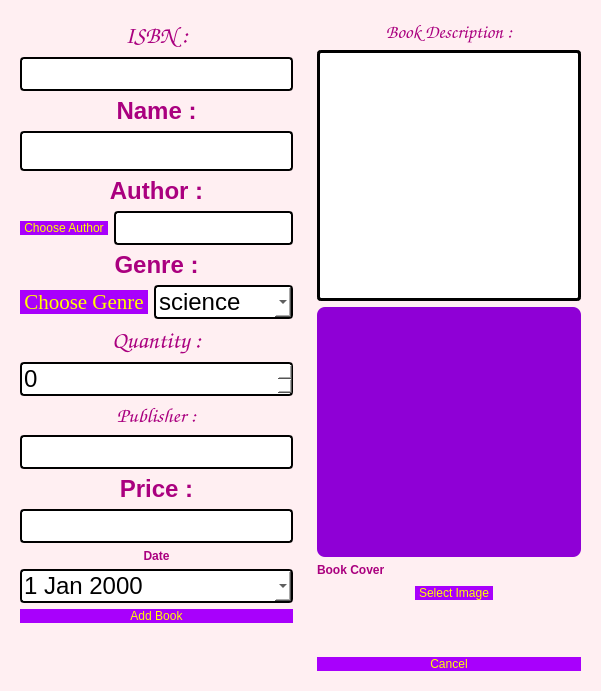
This is addBook.ui in salmajaghoua23/Library as Qt 5 draws it before an edit. The edited form follows.
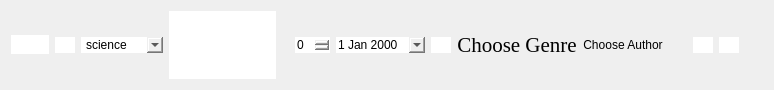
This is the edited form.

Commit message: i edit page of admin

The edit to the form file:
```diff
--- a/addBook.ui
+++ b/addBook.ui
@@ -6,77 +6,18 @@
    <rect>
     <x>0</x>
     <y>0</y>
-    <width>546</width>
-    <height>631</height>
+    <width>774</width>
+    <height>61</height>
    </rect>
   </property>
   <property name="windowTitle">
    <string>Dialog</string>
   </property>
   <property name="styleSheet">
-   <string notr="true">background-color:rgb(255, 239, 242);
-border-radius: 8px;
-</string>
+   <string notr="true">border:non;</string>
   </property>
   <layout class="QHBoxLayout" name="horizontalLayout_5">
    <item>
-    <widget class="QFrame" name="frame">
-     <property name="styleSheet">
-      <string notr="true">color:black;</string>
-     </property>
-     <property name="frameShape">
-      <enum>QFrame::Shape::StyledPanel</enum>
-     </property>
-     <property name="frameShadow">
-      <enum>QFrame::Shadow::Raised</enum>
-     </property>
-     <layout class="QVBoxLayout" name="verticalLayout_3">
-      <item>
-       <widget class="QLabel" name="label">
-        <property name="font">
-         <font>
-          <family>Comic Sans MS</family>
-          <pointsize>10</pointsize>
-          <italic>false</italic>
-          <bold>false</bold>
-         </font>
-        </property>
-        <property name="styleSheet">
-         <string notr="true">font: 10pt &quot;Comic Sans MS&quot;;
-color: rgb(0, 0, 0);</string>
-        </property>
-        <property name="text">
-         <string>&lt;html&gt;&lt;head/&gt;&lt;body&gt;&lt;p align=&quot;center&quot;&gt;&lt;span style=&quot; font-family:'georgia'; font-size:18pt; font-weight:700; color:#aa007f;&quot;&gt;ISBN :&lt;/span&gt;&lt;/p&gt;&lt;/body&gt;&lt;/html&gt;</string>
-        </property>
-       </widget>
-      </item>
-      <item>
-       <widget class="QLineEdit" name="ISBN">
-        <property name="styleSheet">
-         <string notr="true">QLineEdit{
-	background-color: rgb(255, 255, 255);
-	 border: 2px  solid;
-     border-radius: 4px;
-	font: 24px;color:black;
-}</string>
-        </property>
-        <property name="text">
-         <string/>
-        </property>
-       </widget>
-      </item>
-      <item>
-       <widget class="QLabel" name="label_2">
-        <property name="styleSheet">
-         <string notr="true">font: 10pt &quot;Comic Sans MS&quot;;
-color: rgb(0, 0, 0);</string>
-        </property>
-        <property name="text">
-         <string>&lt;html&gt;&lt;head/&gt;&lt;body&gt;&lt;p align=&quot;center&quot;&gt;&lt;span style=&quot; font-family:'georgia'; font-size:18pt; font-weight:700; color:#aa007f;&quot;&gt;Name :&lt;/span&gt;&lt;/p&gt;&lt;/body&gt;&lt;/html&gt;</string>
-        </property>
-       </widget>
-      </item>
-      <item>
        <widget class="QLineEdit" name="Name">
         <property name="enabled">
          <bool>true</bool>
@@ -84,121 +25,22 @@
         <property name="font">
          <font>
           <family>Georgina</family>
-          <pointsize>-1</pointsize>
           <italic>false</italic>
           <bold>false</bold>
          </font>
         </property>
         <property name="styleSheet">
-         <string notr="true">QLineEdit{
-	background-color: rgb(255, 255, 255);
-	 border: 2px  solid;
-     border-radius: 4px;
-	font: 24px;color:black;
-}</string>
+      <string notr="true"/>
         </property>
        </widget>
       </item>
       <item>
-       <widget class="QLabel" name="label_3">
+    <widget class="QLineEdit" name="ISBN">
         <property name="styleSheet">
-         <string notr="true">font: 10pt &quot;Comic Sans MS&quot;;
-color: rgb(0, 0, 0);</string>
+      <string notr="true"/>
         </property>
         <property name="text">
-         <string>&lt;html&gt;&lt;head/&gt;&lt;body&gt;&lt;p align=&quot;center&quot;&gt;&lt;span style=&quot; font-family:'georgia'; font-size:18pt; font-weight:700; color:#aa007f;&quot;&gt;Author :&lt;/span&gt;&lt;/p&gt;&lt;/body&gt;&lt;/html&gt;</string>
-        </property>
-       </widget>
-      </item>
-      <item>
-       <layout class="QHBoxLayout" name="horizontalLayout_3">
-        <item>
-         <widget class="QPushButton" name="chooseAuthBtn">
-          <property name="styleSheet">
-           <string notr="true">QPushButton
-{ 
-	border-radius:15px;
-	font: 16pt &quot;georgia&quot;;
-	background-color:rgb(168, 0, 252);
-	padding : 0 4px;
-	border-radius:20px;
-	color:rgb(255, 255, 0)
-}
-
-
-QPushButton:hover:!pressed
-
-{
-background:#52b788;
-}
-</string>
-          </property>
-          <property name="text">
-           <string>Choose Author</string>
-          </property>
-         </widget>
-        </item>
-        <item>
-         <widget class="QLineEdit" name="author">
-          <property name="enabled">
-           <bool>false</bool>
-          </property>
-          <property name="styleSheet">
-           <string notr="true">QLineEdit{
-	background-color: rgb(255, 255, 255);
-	 border: 2px  solid;
-     border-radius: 4px;
-	font: 24px;color:black;
-}</string>
-          </property>
-         </widget>
-        </item>
-       </layout>
-      </item>
-      <item>
-       <widget class="QLabel" name="label_4">
-        <property name="styleSheet">
-         <string notr="true">font: 10pt &quot;Comic Sans MS&quot;;
-color: rgb(0, 0, 0);</string>
-        </property>
-        <property name="text">
-         <string>&lt;html&gt;&lt;head/&gt;&lt;body&gt;&lt;p align=&quot;center&quot;&gt;&lt;span style=&quot; font-family:'georgia'; font-size:18pt; font-weight:700; color:#aa007f;&quot;&gt;Genre :&lt;/span&gt;&lt;/p&gt;&lt;/body&gt;&lt;/html&gt;</string>
-        </property>
-       </widget>
-      </item>
-      <item>
-       <layout class="QHBoxLayout" name="horizontalLayout_4">
-        <item>
-         <widget class="QPushButton" name="chooseGenreBtn">
-          <property name="font">
-           <font>
-            <family>georgia</family>
-            <pointsize>16</pointsize>
-            <italic>false</italic>
-            <bold>false</bold>
-           </font>
-          </property>
-          <property name="styleSheet">
-           <string notr="true">QPushButton
-{ 
-	border-radius:15px;
-	font: 16pt &quot;georgia&quot;;
-	background-color:rgb(168, 0, 252);
-	padding : 0 4px;
-	border-radius:20px;
-	color:rgb(255, 255, 0)
-}
-
-
-QPushButton:hover:!pressed
-
-{
-background:#52b788;
-}
-</string>
-          </property>
-          <property name="text">
-           <string>Choose Genre</string>
+      <string/>
           </property>
          </widget>
         </item>
@@ -208,12 +50,7 @@
            <bool>true</bool>
           </property>
           <property name="styleSheet">
-           <string notr="true">QComboBox{
-	background-color: rgb(255, 255, 255);
-	 border: 2px  solid;
-     border-radius: 4px;
-	font: 24px;color:black;
-}</string>
+      <string notr="true"/>
           </property>
           <item>
            <property name="text">
@@ -242,209 +79,10 @@
           </item>
          </widget>
         </item>
-       </layout>
-      </item>
-      <item>
-       <widget class="QLabel" name="label_5">
-        <property name="font">
-         <font>
-          <family>Comic Sans MS</family>
-          <pointsize>10</pointsize>
-          <italic>false</italic>
-          <bold>false</bold>
-         </font>
-        </property>
-        <property name="styleSheet">
-         <string notr="true">font: 10pt &quot;Comic Sans MS&quot;;
-color: rgb(0, 0, 0);</string>
-        </property>
-        <property name="text">
-         <string>&lt;html&gt;&lt;head/&gt;&lt;body&gt;&lt;p align=&quot;center&quot;&gt;&lt;span style=&quot; font-family:'georgia'; font-size:18pt; font-weight:700; color:#aa007f;&quot;&gt;Quantity :&lt;/span&gt;&lt;/p&gt;&lt;/body&gt;&lt;/html&gt;</string>
-        </property>
-       </widget>
-      </item>
-      <item>
-       <widget class="QSpinBox" name="quantity">
-        <property name="styleSheet">
-         <string notr="true">QSpinBox{
-	background-color: rgb(255, 255, 255);
-	 border: 2px  solid;
-     border-radius: 4px;
-	font: 24px;color:black;
-}</string>
-        </property>
-       </widget>
-      </item>
-      <item>
-       <widget class="QLabel" name="label_6">
-        <property name="font">
-         <font>
-          <family>Comic Sans MS</family>
-          <pointsize>10</pointsize>
-          <italic>false</italic>
-          <bold>false</bold>
-         </font>
-        </property>
-        <property name="styleSheet">
-         <string notr="true">font: 10pt &quot;Comic Sans MS&quot;;
-color: rgb(0, 0, 0);</string>
-        </property>
-        <property name="text">
-         <string>&lt;html&gt;&lt;head/&gt;&lt;body&gt;&lt;p align=&quot;center&quot;&gt;&lt;span style=&quot; font-family:'georgia'; font-size:16pt; font-weight:700; color:#aa007f;&quot;&gt;Publisher :&lt;/span&gt;&lt;/p&gt;&lt;/body&gt;&lt;/html&gt;</string>
-        </property>
-       </widget>
-      </item>
-      <item>
-       <widget class="QLineEdit" name="publisher">
-        <property name="styleSheet">
-         <string notr="true">QLineEdit{
-	background-color: rgb(255, 255, 255);
-	 border: 2px  solid;
-     border-radius: 4px;
-	font: 24px;color:black;
-}</string>
-        </property>
-       </widget>
-      </item>
-      <item>
-       <widget class="QLabel" name="label_7">
-        <property name="styleSheet">
-         <string notr="true">font: 10pt &quot;Comic Sans MS&quot;;
-color: rgb(0, 0, 0);</string>
-        </property>
-        <property name="text">
-         <string>&lt;html&gt;&lt;head/&gt;&lt;body&gt;&lt;p align=&quot;center&quot;&gt;&lt;span style=&quot; font-family:'georgia'; font-size:18pt; font-weight:700; color:#aa007f;&quot;&gt;Price :&lt;/span&gt;&lt;/p&gt;&lt;/body&gt;&lt;/html&gt;</string>
-        </property>
-       </widget>
-      </item>
-      <item>
-       <widget class="QLineEdit" name="price">
-        <property name="styleSheet">
-         <string notr="true">QLineEdit{
-	background-color: rgb(255, 255, 255);
-	 border: 2px  solid;
-     border-radius: 4px;
-	font: 24px;color:black;
-}</string>
-        </property>
-       </widget>
-      </item>
-      <item>
-       <widget class="QLabel" name="label_8">
-        <property name="styleSheet">
-         <string notr="true">font: 16pt &quot;georgia&quot;;
-color: #e0777d;</string>
-        </property>
-        <property name="text">
-         <string>&lt;html&gt;&lt;head/&gt;&lt;body&gt;&lt;p align=&quot;center&quot;&gt;&lt;span style=&quot; font-weight:700; color:#aa007f;&quot;&gt;Date&lt;/span&gt;&lt;/p&gt;&lt;/body&gt;&lt;/html&gt;</string>
-        </property>
-       </widget>
-      </item>
-      <item>
-       <widget class="QDateEdit" name="date">
-        <property name="styleSheet">
-         <string notr="true">QDateEdit{
-	background-color: rgb(255, 255, 255);
-	 border: 2px  solid;
-color:black;
-     border-radius: 4px;
-	font: 24px
-}</string>
-        </property>
-        <property name="calendarPopup">
-         <bool>true</bool>
-        </property>
-       </widget>
-      </item>
-      <item>
-       <layout class="QHBoxLayout" name="horizontalLayout">
-        <item>
-         <widget class="QPushButton" name="addBookBtn">
-          <property name="styleSheet">
-           <string notr="true">QPushButton
-{ 
-	border-radius:15px;
-	font: 16pt &quot;georgia&quot;;
-	background-color:rgb(168, 0, 252);
-	padding : 0 4px;
-	border-radius:20px;
-	color:rgb(255, 255, 0)
-}
-
-
-QPushButton:hover:!pressed
-
-{
-background:#52b788;
-}
-</string>
-          </property>
-          <property name="text">
-           <string>Add Book</string>
-          </property>
-         </widget>
-        </item>
-       </layout>
-      </item>
-      <item>
-       <spacer name="verticalSpacer_2">
-        <property name="orientation">
-         <enum>Qt::Orientation::Vertical</enum>
-        </property>
-        <property name="sizeType">
-         <enum>QSizePolicy::Policy::Fixed</enum>
-        </property>
-        <property name="sizeHint" stdset="0">
-         <size>
-          <width>20</width>
-          <height>48</height>
-         </size>
-        </property>
-       </spacer>
-      </item>
-     </layout>
-    </widget>
-   </item>
-   <item>
-    <widget class="QFrame" name="frame_2">
-     <property name="frameShape">
-      <enum>QFrame::Shape::StyledPanel</enum>
-     </property>
-     <property name="frameShadow">
-      <enum>QFrame::Shadow::Raised</enum>
-     </property>
-     <layout class="QVBoxLayout" name="verticalLayout_2">
-      <item>
-       <widget class="QLabel" name="label_9">
-        <property name="font">
-         <font>
-          <family>Comic Sans MS</family>
-          <pointsize>10</pointsize>
-          <italic>false</italic>
-          <bold>false</bold>
-         </font>
-        </property>
-        <property name="mouseTracking">
-         <bool>true</bool>
-        </property>
-        <property name="styleSheet">
-         <string notr="true">font: 10pt &quot;Comic Sans MS&quot;;
-color: rgb(0, 0, 0);</string>
-        </property>
-        <property name="text">
-         <string>&lt;html&gt;&lt;head/&gt;&lt;body&gt;&lt;p align=&quot;center&quot;&gt;&lt;span style=&quot; font-family:'georgia'; font-size:14pt; font-weight:700; color:#aa007f;&quot;&gt;Book Description :&lt;/span&gt;&lt;/p&gt;&lt;/body&gt;&lt;/html&gt;</string>
-        </property>
-       </widget>
-      </item>
       <item>
        <widget class="QTextEdit" name="description">
         <property name="styleSheet">
-         <string notr="true">QTextEdit{
-	background-color: rgb(255, 255, 255);
-	 border: 3px  solid;
-     border-radius: 4px;
-	font: 24px
-}</string>
+      <string notr="true"/>
         </property>
        </widget>
       </item>
@@ -460,8 +98,7 @@
          <enum>Qt::FocusPolicy::StrongFocus</enum>
         </property>
         <property name="styleSheet">
-         <string notr="true">background-color:rgb(143, 0, 214);
-border-color: rgb(0, 0, 0);</string>
+      <string notr="true"/>
         </property>
         <property name="frameShape">
          <enum>QFrame::Shape::Box</enum>
@@ -478,328 +115,100 @@
        </widget>
       </item>
       <item>
-       <layout class="QVBoxLayout" name="verticalLayout">
+    <widget class="QSpinBox" name="quantity">
+     <property name="styleSheet">
+      <string notr="true"/>
+     </property>
+    </widget>
+   </item>
         <item>
-         <widget class="QLabel" name="label_11">
+    <widget class="QDateEdit" name="date">
           <property name="styleSheet">
-           <string notr="true">font: 16pt &quot;georgia&quot;;
-color: #e0777d;</string>
-          </property>
-          <property name="text">
-           <string>&lt;html&gt;&lt;head/&gt;&lt;body&gt;&lt;p&gt;&lt;span style=&quot; font-weight:700; color:#aa007f;&quot;&gt;Book Cover&lt;/span&gt;&lt;/p&gt;&lt;/body&gt;&lt;/html&gt;</string>
+      <string notr="true"/>
+     </property>
+     <property name="calendarPopup">
+      <bool>true</bool>
           </property>
          </widget>
         </item>
-       </layout>
+   <item>
+    <widget class="QLineEdit" name="price">
+     <property name="styleSheet">
+      <string notr="true"/>
+     </property>
+    </widget>
       </item>
       <item>
-       <layout class="QHBoxLayout" name="horizontalLayout_6">
-        <item>
-         <spacer name="horizontalSpacer_3">
-          <property name="orientation">
-           <enum>Qt::Orientation::Horizontal</enum>
-          </property>
-          <property name="sizeType">
-           <enum>QSizePolicy::Policy::Fixed</enum>
-          </property>
-          <property name="sizeHint" stdset="0">
-           <size>
-            <width>98</width>
-            <height>20</height>
-           </size>
-          </property>
-         </spacer>
+    <widget class="QPushButton" name="chooseGenreBtn">
+     <property name="font">
+      <font>
+       <family>georgia</family>
+       <pointsize>16</pointsize>
+       <italic>false</italic>
+       <bold>false</bold>
+      </font>
+     </property>
+     <property name="styleSheet">
+      <string notr="true"/>
+     </property>
+     <property name="text">
+      <string>Choose Genre</string>
+     </property>
+    </widget>
         </item>
         <item>
-         <widget class="QPushButton" name="selectImgBtn">
-          <property name="palette">
-           <palette>
-            <active>
-             <colorrole role="WindowText">
-              <brush brushstyle="SolidPattern">
-               <color alpha="255">
-                <red>255</red>
-                <green>255</green>
-                <blue>255</blue>
-               </color>
-              </brush>
-             </colorrole>
-             <colorrole role="Button">
-              <brush brushstyle="SolidPattern">
-               <color alpha="255">
-                <red>168</red>
-                <green>0</green>
-                <blue>252</blue>
-               </color>
-              </brush>
-             </colorrole>
-             <colorrole role="Text">
-              <brush brushstyle="SolidPattern">
-               <color alpha="255">
-                <red>255</red>
-                <green>255</green>
-                <blue>255</blue>
-               </color>
-              </brush>
-             </colorrole>
-             <colorrole role="ButtonText">
-              <brush brushstyle="SolidPattern">
-               <color alpha="255">
-                <red>255</red>
-                <green>255</green>
-                <blue>255</blue>
-               </color>
-              </brush>
-             </colorrole>
-             <colorrole role="Base">
-              <brush brushstyle="SolidPattern">
-               <color alpha="255">
-                <red>168</red>
-                <green>0</green>
-                <blue>252</blue>
-               </color>
-              </brush>
-             </colorrole>
-             <colorrole role="Window">
-              <brush brushstyle="SolidPattern">
-               <color alpha="255">
-                <red>168</red>
-                <green>0</green>
-                <blue>252</blue>
-               </color>
-              </brush>
-             </colorrole>
-             <colorrole role="PlaceholderText">
-              <brush brushstyle="SolidPattern">
-               <color alpha="128">
-                <red>255</red>
-                <green>255</green>
-                <blue>255</blue>
-               </color>
-              </brush>
-             </colorrole>
-            </active>
-            <inactive>
-             <colorrole role="WindowText">
-              <brush brushstyle="SolidPattern">
-               <color alpha="255">
-                <red>255</red>
-                <green>255</green>
-                <blue>255</blue>
-               </color>
-              </brush>
-             </colorrole>
-             <colorrole role="Button">
-              <brush brushstyle="SolidPattern">
-               <color alpha="255">
-                <red>168</red>
-                <green>0</green>
-                <blue>252</blue>
-               </color>
-              </brush>
-             </colorrole>
-             <colorrole role="Text">
-              <brush brushstyle="SolidPattern">
-               <color alpha="255">
-                <red>255</red>
-                <green>255</green>
-                <blue>255</blue>
-               </color>
-              </brush>
-             </colorrole>
-             <colorrole role="ButtonText">
-              <brush brushstyle="SolidPattern">
-               <color alpha="255">
-                <red>255</red>
-                <green>255</green>
-                <blue>255</blue>
-               </color>
-              </brush>
-             </colorrole>
-             <colorrole role="Base">
-              <brush brushstyle="SolidPattern">
-               <color alpha="255">
-                <red>168</red>
-                <green>0</green>
-                <blue>252</blue>
-               </color>
-              </brush>
-             </colorrole>
-             <colorrole role="Window">
-              <brush brushstyle="SolidPattern">
-               <color alpha="255">
-                <red>168</red>
-                <green>0</green>
-                <blue>252</blue>
-               </color>
-              </brush>
-             </colorrole>
-             <colorrole role="PlaceholderText">
-              <brush brushstyle="SolidPattern">
-               <color alpha="128">
-                <red>255</red>
-                <green>255</green>
-                <blue>255</blue>
-               </color>
-              </brush>
-             </colorrole>
-            </inactive>
-            <disabled>
-             <colorrole role="WindowText">
-              <brush brushstyle="SolidPattern">
-               <color alpha="255">
-                <red>255</red>
-                <green>255</green>
-                <blue>255</blue>
-               </color>
-              </brush>
-             </colorrole>
-             <colorrole role="Button">
-              <brush brushstyle="SolidPattern">
-               <color alpha="255">
-                <red>168</red>
-                <green>0</green>
-                <blue>252</blue>
-               </color>
-              </brush>
-             </colorrole>
-             <colorrole role="Text">
-              <brush brushstyle="SolidPattern">
-               <color alpha="255">
-                <red>255</red>
-                <green>255</green>
-                <blue>255</blue>
-               </color>
-              </brush>
-             </colorrole>
-             <colorrole role="ButtonText">
-              <brush brushstyle="SolidPattern">
-               <color alpha="255">
-                <red>255</red>
-                <green>255</green>
-                <blue>255</blue>
-               </color>
-              </brush>
-             </colorrole>
-             <colorrole role="Base">
-              <brush brushstyle="SolidPattern">
-               <color alpha="255">
-                <red>168</red>
-                <green>0</green>
-                <blue>252</blue>
-               </color>
-              </brush>
-             </colorrole>
-             <colorrole role="Window">
-              <brush brushstyle="SolidPattern">
-               <color alpha="255">
-                <red>168</red>
-                <green>0</green>
-                <blue>252</blue>
-               </color>
-              </brush>
-             </colorrole>
-             <colorrole role="PlaceholderText">
-              <brush brushstyle="SolidPattern">
-               <color alpha="128">
-                <red>255</red>
-                <green>255</green>
-                <blue>255</blue>
-               </color>
-              </brush>
-             </colorrole>
-            </disabled>
-           </palette>
-          </property>
+    <widget class="QPushButton" name="chooseAuthBtn">
           <property name="styleSheet">
-           <string notr="true">QPushButton
-{ 
-	border-radius:15px;
-	font: 16pt &quot;georgia&quot;;
-	background-color:rgb(168, 0, 252);
-	padding : 0 4px;
-	border-radius:20px;
-	color:rgb(255, 255, 0)
-}
-
-
-QPushButton:hover:!pressed
-
-{
-background:#52b788;
-}
-</string>
+      <string notr="true"/>
           </property>
           <property name="text">
-           <string>Select Image</string>
+      <string>Choose Author</string>
           </property>
          </widget>
         </item>
         <item>
-         <spacer name="horizontalSpacer_4">
-          <property name="orientation">
-           <enum>Qt::Orientation::Horizontal</enum>
-          </property>
-          <property name="sizeType">
-           <enum>QSizePolicy::Policy::Fixed</enum>
-          </property>
-          <property name="sizeHint" stdset="0">
-           <size>
-            <width>88</width>
-            <height>20</height>
-           </size>
-          </property>
-         </spacer>
-        </item>
-       </layout>
+    <widget class="QFrame" name="frame_2">
+     <property name="styleSheet">
+      <string notr="true"/>
+     </property>
+     <property name="frameShape">
+      <enum>QFrame::Shape::StyledPanel</enum>
+     </property>
+     <property name="frameShadow">
+      <enum>QFrame::Shadow::Raised</enum>
+     </property>
+     <layout class="QVBoxLayout" name="verticalLayout_2"/>
+    </widget>
+   </item>
+   <item>
+    <widget class="QLineEdit" name="publisher">
+     <property name="styleSheet">
+      <string notr="true"/>
+     </property>
+    </widget>
       </item>
       <item>
-       <spacer name="verticalSpacer">
-        <property name="orientation">
-         <enum>Qt::Orientation::Vertical</enum>
-        </property>
-        <property name="sizeType">
-         <enum>QSizePolicy::Policy::Fixed</enum>
-        </property>
-        <property name="sizeHint" stdset="0">
-         <size>
-          <width>20</width>
-          <height>48</height>
-         </size>
-        </property>
-       </spacer>
+    <widget class="QLineEdit" name="author">
+     <property name="enabled">
+      <bool>false</bool>
+     </property>
+     <property name="styleSheet">
+      <string notr="true"/>
+     </property>
+    </widget>
       </item>
       <item>
-       <layout class="QHBoxLayout" name="horizontalLayout_2">
-        <item>
-         <widget class="QPushButton" name="cancelBtn">
+    <widget class="QFrame" name="frame">
           <property name="styleSheet">
-           <string notr="true">QPushButton
-{ 
-	border-radius:15px;
-	font: 16pt &quot;georgia&quot;;
-	background-color:rgb(168, 0, 252);
-	padding : 0 4px;
-	border-radius:20px;
-	color:rgb(255, 255, 0)
-}
-
-
-QPushButton:hover:!pressed
-
-{
-background:#52b788;
-}
-</string>
-          </property>
-          <property name="text">
-           <string>Cancel</string>
-          </property>
-         </widget>
-        </item>
-       </layout>
-      </item>
-     </layout>
+      <string notr="true"/>
+     </property>
+     <property name="frameShape">
+      <enum>QFrame::Shape::StyledPanel</enum>
+     </property>
+     <property name="frameShadow">
+      <enum>QFrame::Shadow::Raised</enum>
+     </property>
+     <layout class="QVBoxLayout" name="verticalLayout_3"/>
     </widget>
    </item>
   </layout>
```
Lines whose indentation alone changed are shown as unchanged. The commit also changes 24 other files.
